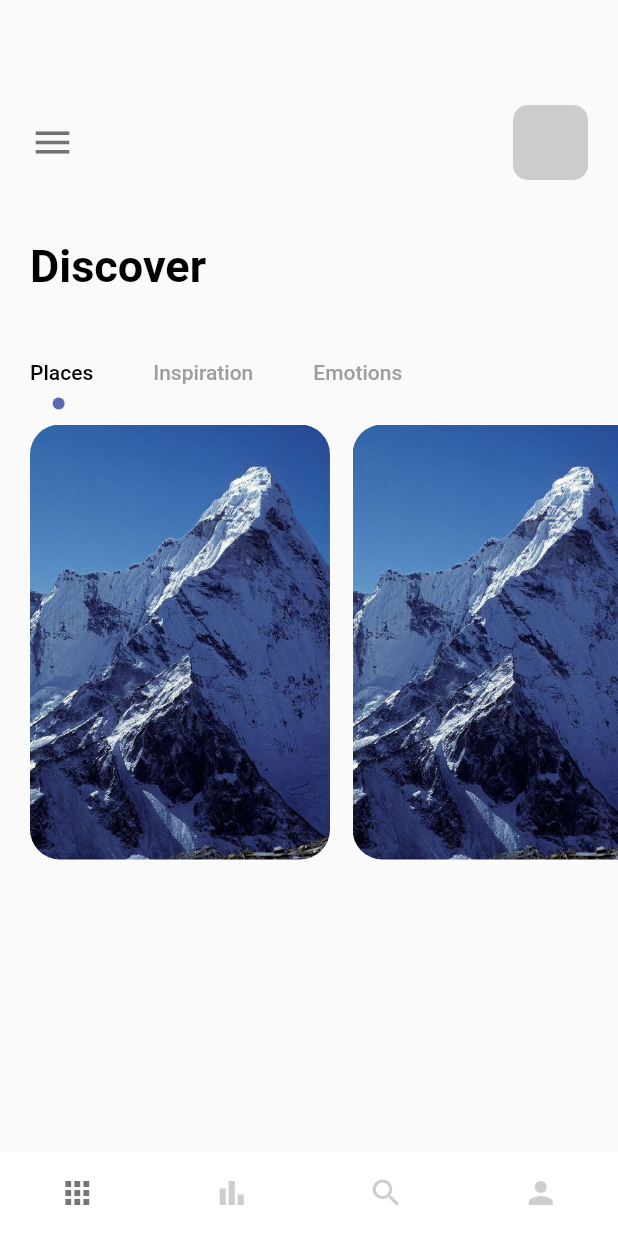
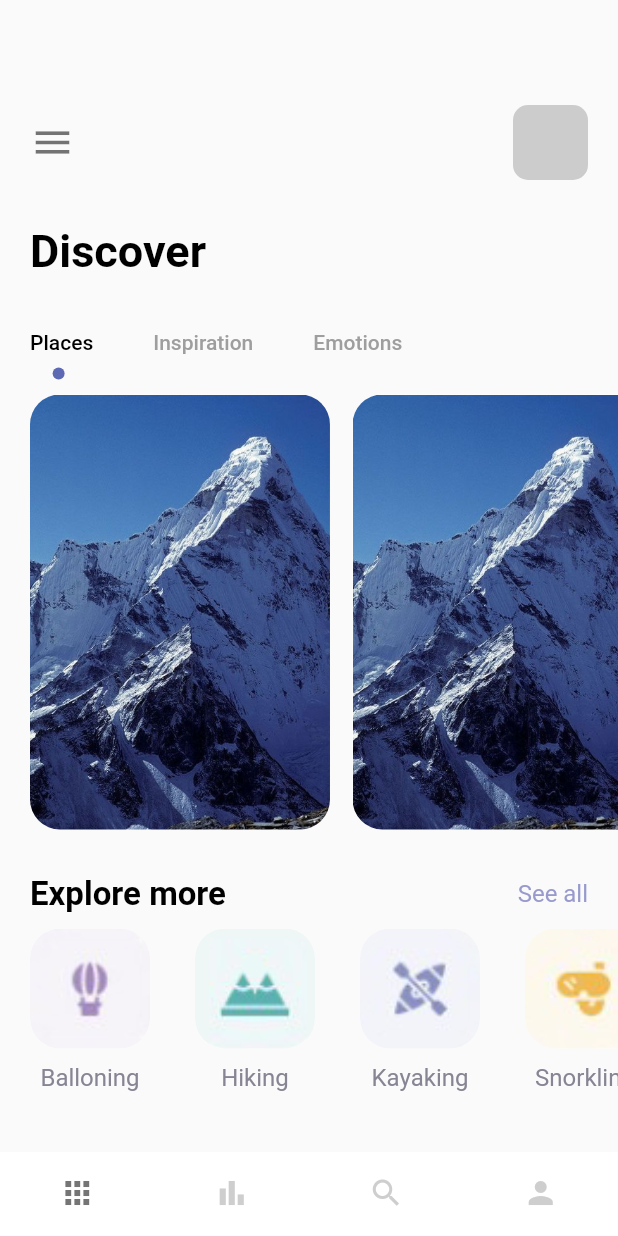
Before and after one commit to duyduc2809/travel_app, a Flutter app: the screen it shows after launch, on a phone screen of 412 x 824 dp. Run offline on Flutter 3.47's test engine with Material 2 defaults, Android fonts, the phone set to English and light mode, and no system bars.

Commit message:
Done UI Home_page

```diff
--- a/lib/pages/navpages/home_page.dart
+++ b/lib/pages/navpages/home_page.dart
@@ -2,6 +2,7 @@ import 'package:flutter/material.dart';
 import 'package:flutter/cupertino.dart';
 import 'package:flutter_cubit/misc/colors.dart';
 import 'package:flutter_cubit/widgets/app_large_text.dart';
+import 'package:flutter_cubit/widgets/app_text.dart';
 
 class HomePage extends StatefulWidget {
   const HomePage({super.key});
@@ -11,6 +12,13 @@ class HomePage extends StatefulWidget {
 }
 
 class _HomePageState extends State<HomePage> with TickerProviderStateMixin {
+  var images = {
+    'balloning.png': 'Balloning',
+    'hiking.png': 'Hiking',
+    'kayaking.png': 'Kayaking',
+    'snorkling.png': 'Snorkling'
+  };
+
   @override
   Widget build(BuildContext context) {
     TabController _tabController = TabController(
@@ -41,14 +49,14 @@ class _HomePageState extends State<HomePage> with TickerProviderStateMixin {
             ),
           ),
           const SizedBox(
-            height: 40,
+            height: 30,
           ),
           //discover text
           Container(
             margin: const EdgeInsets.only(left: 20),
             child: AppLargeText(text: 'Discover'),
           ),
-          const SizedBox(height: 30),
+          const SizedBox(height: 20),
           //tabbar
           Container(
             child: Align(
@@ -100,6 +108,62 @@ class _HomePageState extends State<HomePage> with TickerProviderStateMixin {
               ],
             ),
           ),
+          const SizedBox(
+            height: 30,
+          ),
+          Container(
+            margin: const EdgeInsets.only(left: 20, right: 20),
+            child: Row(
+              mainAxisAlignment: MainAxisAlignment.spaceBetween,
+              children: [
+                AppLargeText(
+                  text: 'Explore more',
+                  size: 22,
+                ),
+                AppText(
+                  text: 'See all',
+                  color: AppColors.textColor1,
+                )
+              ],
+            ),
+          ),
+          const SizedBox(
+            height: 10,
+          ),
+          Container(
+              height: 120,
+              width: double.maxFinite,
+              margin: const EdgeInsets.only(left: 20),
+              child: ListView.builder(
+                  scrollDirection: Axis.horizontal,
+                  itemCount: 4,
+                  itemBuilder: (_, index) {
+                    return Container(
+                      margin: const EdgeInsets.only(right: 30),
+                      child: Column(
+                        children: [
+                          Container(
+                            width: 80,
+                            height: 80,
+                            decoration: BoxDecoration(
+                                borderRadius: BorderRadius.circular(20),
+                                color: Colors.white,
+                                image: DecorationImage(
+                                    image: AssetImage(
+                                        'img/' + images.keys.elementAt(index)),
+                                    fit: BoxFit.cover)),
+                          ),
+                          const SizedBox(
+                            height: 10,
+                          ),
+                          AppText(
+                            text: images.values.elementAt(index),
+                            color: AppColors.textColor2,
+                          )
+                        ],
+                      ),
+                    );
+                  })),
         ],
       ),
     );
```
